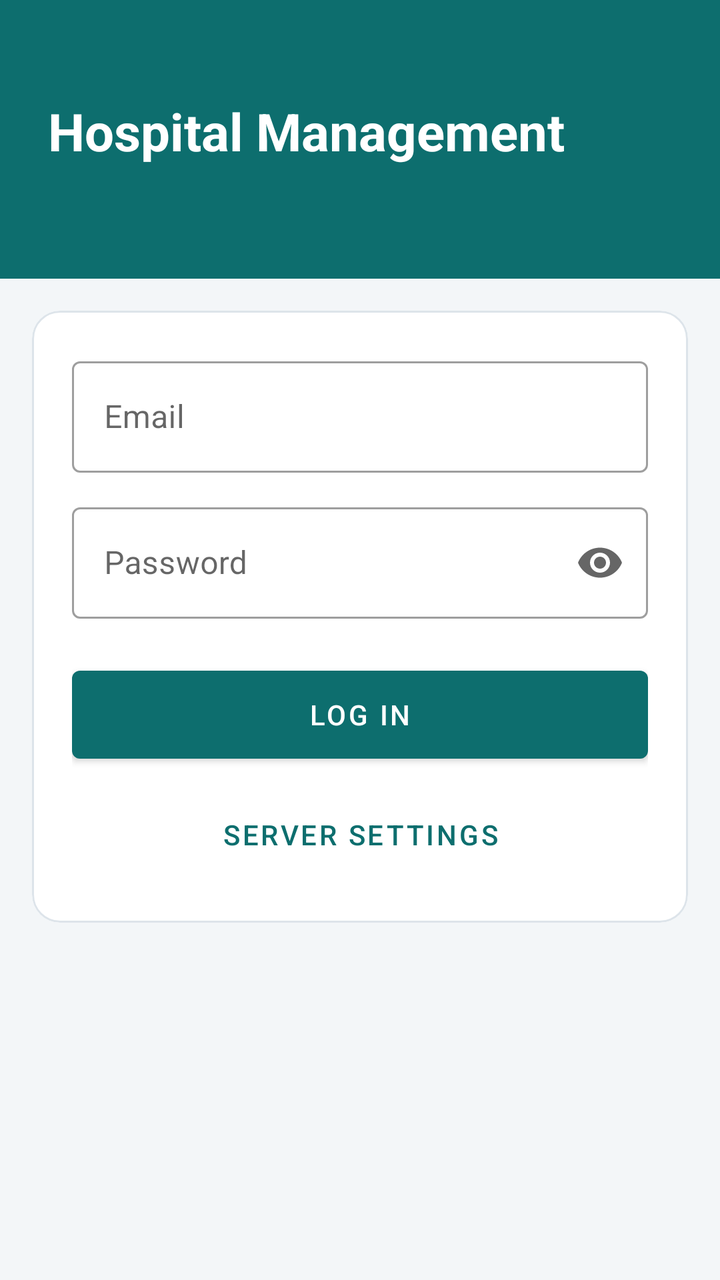
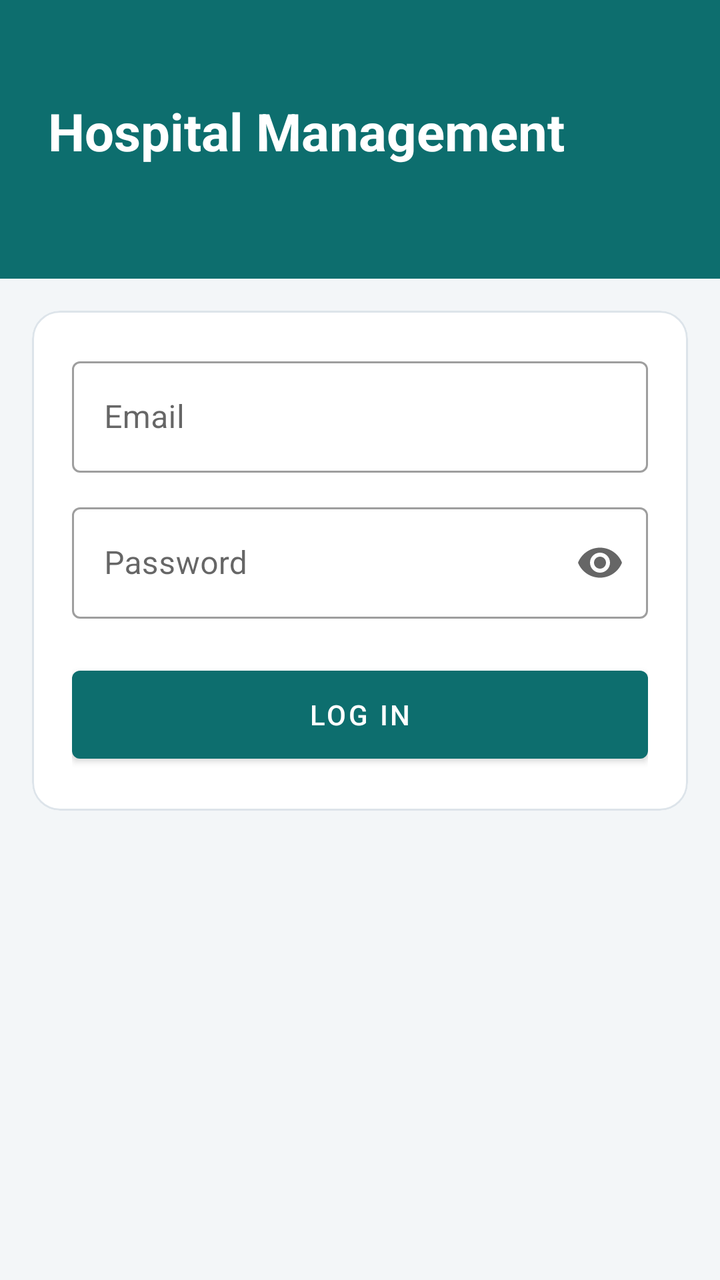

Before-and-after screenshots of an Android layout around one commit, followed by the original layout XML and the change that was made.
<!-- AndroidManifest.xml: another module's application theme Theme.Hmf -->
<!-- res/layout/core_activity_login.xml -->
<?xml version="1.0" encoding="utf-8"?>
<ScrollView xmlns:android="http://schemas.android.com/apk/res/android"
    xmlns:app="http://schemas.android.com/apk/res-auto"
    android:layout_width="match_parent"
    android:layout_height="match_parent"
    android:background="@color/core_bg"
    android:fillViewport="true">

    <LinearLayout
        android:layout_width="match_parent"
        android:layout_height="wrap_content"
        android:orientation="vertical">

        
        <LinearLayout
            android:layout_width="match_parent"
            android:layout_height="wrap_content"
            android:background="@color/core_brand"
            android:orientation="vertical"
            android:paddingStart="24dp"
            android:paddingTop="48dp"
            android:paddingEnd="24dp"
            android:paddingBottom="32dp">

            <TextView
                android:layout_width="wrap_content"
                android:layout_height="wrap_content"
                android:text="@string/core_hospital"
                android:textColor="@color/white"
                android:textSize="26sp"
                android:textStyle="bold" />

            <TextView
                android:id="@+id/loginSubtitle"
                android:layout_width="wrap_content"
                android:layout_height="wrap_content"
                android:layout_marginTop="4dp"
                android:textColor="#CFE7E6"
                android:textSize="15sp" />
        </LinearLayout>

        <com.google.android.material.card.MaterialCardView
            style="@style/Hmf.Card"
            android:layout_width="match_parent"
            android:layout_height="wrap_content"
            android:layout_margin="16dp"
            app:contentPadding="20dp">

            <LinearLayout
                android:layout_width="match_parent"
                android:layout_height="wrap_content"
                android:orientation="vertical">

                <TextView
                    android:id="@+id/loginError"
                    android:layout_width="match_parent"
                    android:layout_height="wrap_content"
                    android:layout_marginBottom="12dp"
                    android:background="@color/core_error_soft"
                    android:padding="12dp"
                    android:textColor="@color/core_error"
                    android:visibility="gone" />

                <com.google.android.material.textfield.TextInputLayout
                    style="@style/Widget.MaterialComponents.TextInputLayout.OutlinedBox"
                    android:layout_width="match_parent"
                    android:layout_height="wrap_content"
                    android:hint="@string/core_email">

                    <com.google.android.material.textfield.TextInputEditText
                        android:id="@+id/loginEmail"
                        android:layout_width="match_parent"
                        android:layout_height="wrap_content"
                        android:autofillHints="emailAddress"
                        android:inputType="textEmailAddress" />
                </com.google.android.material.textfield.TextInputLayout>

                <com.google.android.material.textfield.TextInputLayout
                    style="@style/Widget.MaterialComponents.TextInputLayout.OutlinedBox"
                    android:layout_width="match_parent"
                    android:layout_height="wrap_content"
                    android:layout_marginTop="12dp"
                    android:hint="@string/core_password"
                    app:endIconMode="password_toggle">

                    <com.google.android.material.textfield.TextInputEditText
                        android:id="@+id/loginPassword"
                        android:layout_width="match_parent"
                        android:layout_height="wrap_content"
                        android:autofillHints="password"
                        android:inputType="textPassword" />
                </com.google.android.material.textfield.TextInputLayout>

                <com.google.android.material.button.MaterialButton
                    android:id="@+id/loginButton"
                    android:layout_width="match_parent"
                    android:layout_height="56dp"
                    android:layout_marginTop="20dp"
                    android:text="@string/core_login" />

                <ProgressBar
                    android:id="@+id/loginProgress"
                    android:layout_width="wrap_content"
                    android:layout_height="wrap_content"
                    android:layout_gravity="center"
                    android:layout_marginTop="12dp"
                    android:visibility="gone" />

                <com.google.android.material.button.MaterialButton
                    android:id="@+id/loginServerToggle"
                    style="@style/Widget.MaterialComponents.Button.TextButton"
                    android:layout_width="wrap_content"
                    android:layout_height="wrap_content"
                    android:layout_gravity="center"
                    android:layout_marginTop="8dp"
                    android:text="@string/core_server_settings" />

                
                <com.google.android.material.textfield.TextInputLayout
                    android:id="@+id/loginServerBox"
                    style="@style/Widget.MaterialComponents.TextInputLayout.OutlinedBox"
                    android:layout_width="match_parent"
                    android:layout_height="wrap_content"
                    android:hint="@string/core_server_address"
                    android:visibility="gone">

                    <com.google.android.material.textfield.TextInputEditText
                        android:id="@+id/loginServer"
                        android:layout_width="match_parent"
                        android:layout_height="wrap_content"
                        android:inputType="textUri" />
                </com.google.android.material.textfield.TextInputLayout>
            </LinearLayout>
        </com.google.android.material.card.MaterialCardView>
    </LinearLayout>
</ScrollView>
<!-- resources referenced by this layout -->
<resources>
  <color name="core_bg">#F3F6F8</color>
  <color name="core_brand">#0D6E6E</color>
  <color name="core_error">#B42318</color>
  <color name="core_error_soft">#FDECEA</color>
  <color name="white">#FFFFFF</color>
  <string name="core_email">Email</string>
  <string name="core_hospital">Hospital Management</string>
  <string name="core_login">Log in</string>
  <string name="core_password">Password</string>
  <string name="core_server_address">Server address</string>
  <string name="core_server_settings">Server settings</string>
  <style name="Hmf.Card" parent="Widget.MaterialComponents.CardView">
          <item name="cardCornerRadius">14dp</item>
          <item name="cardElevation">0dp</item>
          <item name="strokeColor">@color/core_line</item>
          <item name="strokeWidth">1dp</item>
          <item name="cardBackgroundColor">@color/white</item>
          <item name="contentPadding">16dp</item>
      </style>
  <style name="Theme.Hmf" parent="Theme.MaterialComponents.Light.DarkActionBar">
          <item name="colorPrimary">@color/core_brand</item>
          <item name="colorPrimaryVariant">@color/core_brand_dark</item>
          <item name="colorOnPrimary">@color/white</item>
          <item name="colorSecondary">@color/core_brand</item>
          <item name="colorSecondaryVariant">@color/core_brand_dark</item>
          <item name="colorOnSecondary">@color/white</item>
          <item name="android:statusBarColor">@color/core_brand_dark</item>
          <item name="android:windowBackground">@color/core_bg</item>
          <item name="android:textColorPrimary">@color/core_ink</item>
          <item name="android:textColorSecondary">@color/core_muted</item>
      </style>
  <color name="core_line">#DDE4EA</color>
  <color name="core_brand_dark">#0B3F40</color>
  <color name="core_ink">#14232E</color>
  <color name="core_muted">#5D6D79</color>
</resources>

<!-- the commit's change to res/layout/core_activity_login.xml (unified diff, before → after) -->
@@ -105,31 +105,6 @@
                     android:layout_gravity="center"
                     android:layout_marginTop="12dp"
                     android:visibility="gone" />
-
-                <com.google.android.material.button.MaterialButton
-                    android:id="@+id/loginServerToggle"
-                    style="@style/Widget.MaterialComponents.Button.TextButton"
-                    android:layout_width="wrap_content"
-                    android:layout_height="wrap_content"
-                    android:layout_gravity="center"
-                    android:layout_marginTop="8dp"
-                    android:text="@string/core_server_settings" />
-
-                
-                <com.google.android.material.textfield.TextInputLayout
-                    android:id="@+id/loginServerBox"
-                    style="@style/Widget.MaterialComponents.TextInputLayout.OutlinedBox"
-                    android:layout_width="match_parent"
-                    android:layout_height="wrap_content"
-                    android:hint="@string/core_server_address"
-                    android:visibility="gone">
-
-                    <com.google.android.material.textfield.TextInputEditText
-                        android:id="@+id/loginServer"
-                        android:layout_width="match_parent"
-                        android:layout_height="wrap_content"
-                        android:inputType="textUri" />
-                </com.google.android.material.textfield.TextInputLayout>
             </LinearLayout>
         </com.google.android.material.card.MaterialCardView>
     </LinearLayout>
<!-- resource entries referenced after the edit -->
@@ -9,8 +9,6 @@
   <string name="core_hospital">Hospital Management</string>
   <string name="core_login">Log in</string>
   <string name="core_password">Password</string>
-  <string name="core_server_address">Server address</string>
-  <string name="core_server_settings">Server settings</string>
   <style name="Hmf.Card" parent="Widget.MaterialComponents.CardView">
           <item name="cardCornerRadius">14dp</item>
           <item name="cardElevation">0dp</item>
